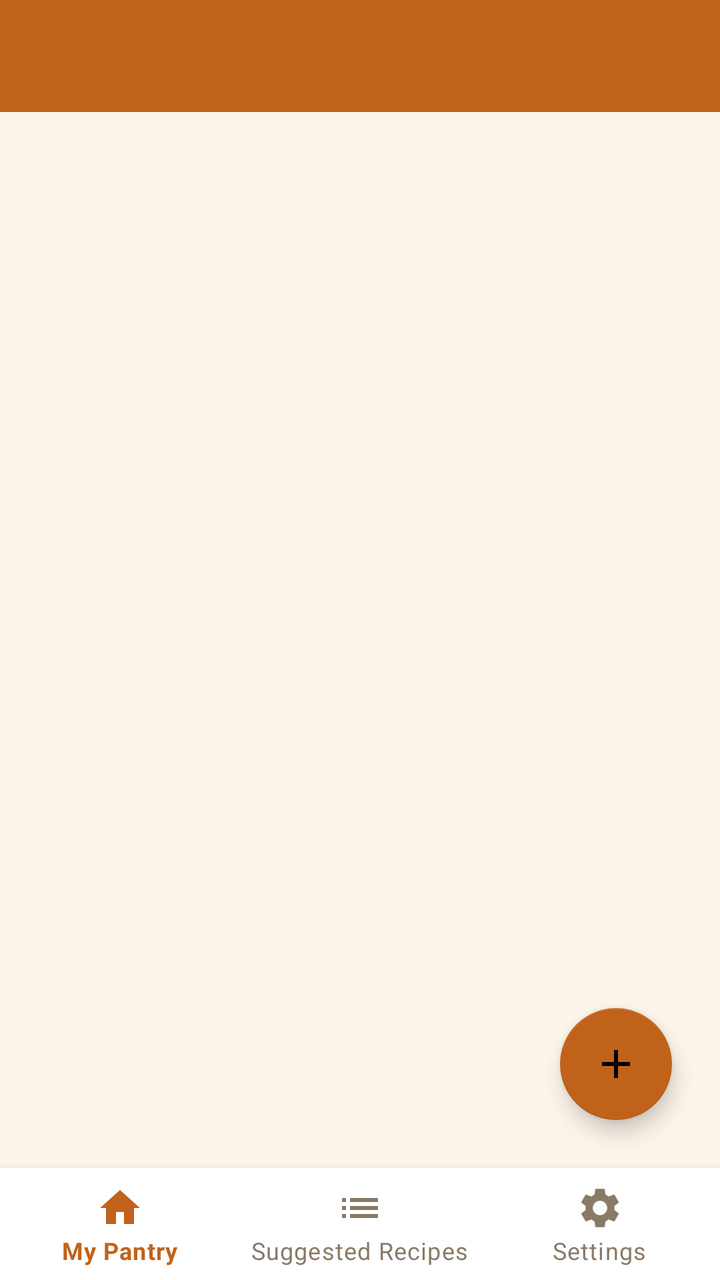
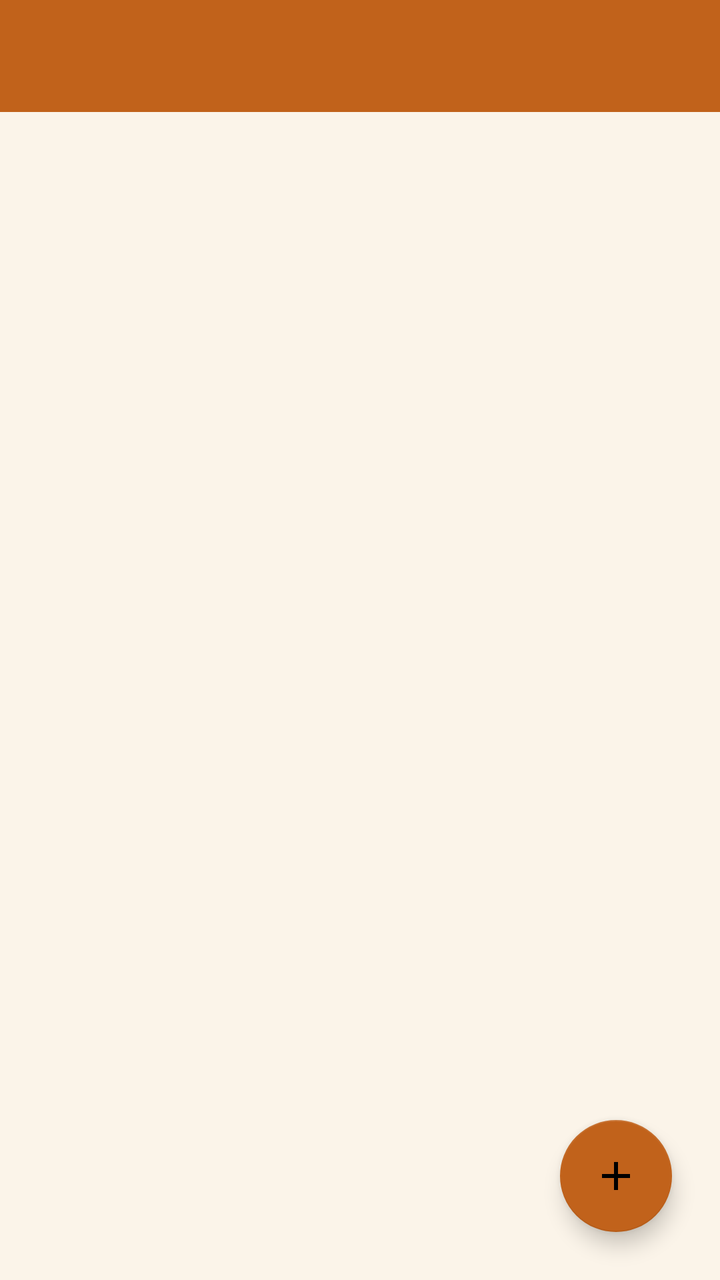

Screens rendered from an Android XML layout before and after an edit, with the pre-edit source and the edit as a unified diff.
<!-- AndroidManifest.xml: application theme Theme.ScrapsToSavory -->
<!-- res/layout/activity_pantry_list.xml -->
<?xml version="1.0" encoding="utf-8"?>
<androidx.constraintlayout.widget.ConstraintLayout xmlns:android="http://schemas.android.com/apk/res/android"
    xmlns:app="http://schemas.android.com/apk/res-auto"
    android:layout_width="match_parent"
    android:layout_height="match_parent"
    android:background="@color/pantry_background">

    <androidx.appcompat.widget.Toolbar
        android:id="@+id/toolbar"
        android:layout_width="match_parent"
        android:layout_height="?attr/actionBarSize"
        android:background="@color/pantry_primary"
        android:title="@string/pantry_list_title"
        android:titleTextColor="@color/white"
        app:layout_constraintTop_toTopOf="parent" />

    <androidx.recyclerview.widget.RecyclerView
        android:id="@+id/recyclerPantryItems"
        android:layout_width="match_parent"
        android:layout_height="0dp"
        android:layout_marginTop="4dp"
        android:clipToPadding="false"
        android:paddingBottom="88dp"
        app:layout_constraintTop_toBottomOf="@id/toolbar"
        app:layout_constraintBottom_toTopOf="@id/bottomNavigation" />

    <TextView
        android:id="@+id/textEmptyPantry"
        android:layout_width="0dp"
        android:layout_height="wrap_content"
        android:layout_marginStart="32dp"
        android:layout_marginEnd="32dp"
        android:gravity="center"
        android:text="@string/empty_pantry_message"
        android:textColor="@color/pantry_text_secondary"
        android:textSize="16sp"
        android:visibility="gone"
        app:layout_constraintBottom_toTopOf="@id/bottomNavigation"
        app:layout_constraintEnd_toEndOf="parent"
        app:layout_constraintStart_toStartOf="parent"
        app:layout_constraintTop_toBottomOf="@id/toolbar" />

    <com.google.android.material.floatingactionbutton.FloatingActionButton
        android:id="@+id/fabAddItem"
        android:layout_width="wrap_content"
        android:layout_height="wrap_content"
        android:layout_marginBottom="24dp"
        android:layout_marginEnd="24dp"
        android:contentDescription="@string/add_item"
        android:src="@drawable/ic_add"
        app:backgroundTint="@color/pantry_primary"
        app:layout_constraintBottom_toTopOf="@id/bottomNavigation"
        app:layout_constraintEnd_toEndOf="parent" />

    <com.google.android.material.bottomnavigation.BottomNavigationView
        android:id="@+id/bottomNavigation"
        android:layout_width="match_parent"
        android:layout_height="wrap_content"
        android:background="@color/pantry_surface"
        app:itemIconTint="@color/bottom_nav_item_color"
        app:itemTextColor="@color/bottom_nav_item_color"
        app:menu="@menu/menu_bottom_nav"
        app:layout_constraintBottom_toBottomOf="parent" />

</androidx.constraintlayout.widget.ConstraintLayout>
<!-- resources referenced by this layout -->
<resources>
  <color name="pantry_background">#FBF4E9</color>
  <color name="pantry_primary">#C1621B</color>
  <color name="pantry_surface">#FFFFFF</color>
  <color name="pantry_text_secondary">#8A7A68</color>
  <color name="white">#FFFFFF</color>
  <!-- drawable ic_add (drawable) -->
  <vector xmlns:android="http://schemas.android.com/apk/res/android"
      android:width="24dp"
      android:height="24dp"
      android:viewportWidth="24"
      android:viewportHeight="24"
      android:tint="#FFFFFF">
      <path
          android:fillColor="@android:color/white"
          android:pathData="M19,13h-6v6h-2v-6H5v-2h6V5h2v6h6v2z" />
  </vector>
  <string name="add_item">Add ingredient</string>
  <string name="empty_pantry_message">Your pantry is empty. Tap + to add your first ingredient.</string>
  <string name="pantry_list_title">My Pantry</string>
  <style name="Theme.ScrapsToSavory" parent="Theme.MaterialComponents.DayNight.NoActionBar">
          <item name="colorPrimary">@color/pantry_primary</item>
          <item name="colorPrimaryDark">@color/pantry_primary_dark</item>
          <item name="colorAccent">@color/pantry_accent</item>
          <item name="android:windowBackground">@color/pantry_background</item>
      </style>
  <color name="pantry_primary_dark">#8F4712</color>
  <color name="pantry_accent">#5C6B2C</color>
</resources>

<!-- the commit's change to res/layout/activity_pantry_list.xml (unified diff, before → after) -->
@@ -1,65 +1,72 @@
 <?xml version="1.0" encoding="utf-8"?>
-<androidx.constraintlayout.widget.ConstraintLayout xmlns:android="http://schemas.android.com/apk/res/android"
+<androidx.drawerlayout.widget.DrawerLayout xmlns:android="http://schemas.android.com/apk/res/android"
     xmlns:app="http://schemas.android.com/apk/res-auto"
+    android:id="@+id/drawerLayout"
     android:layout_width="match_parent"
-    android:layout_height="match_parent"
-    android:background="@color/pantry_background">
+    android:layout_height="match_parent">
 
-    <androidx.appcompat.widget.Toolbar
-        android:id="@+id/toolbar"
+    <androidx.constraintlayout.widget.ConstraintLayout
         android:layout_width="match_parent"
-        android:layout_height="?attr/actionBarSize"
-        android:background="@color/pantry_primary"
-        android:title="@string/pantry_list_title"
-        android:titleTextColor="@color/white"
-        app:layout_constraintTop_toTopOf="parent" />
+        android:layout_height="match_parent"
+        android:background="@color/pantry_background">
 
-    <androidx.recyclerview.widget.RecyclerView
-        android:id="@+id/recyclerPantryItems"
-        android:layout_width="match_parent"
-        android:layout_height="0dp"
-        android:layout_marginTop="4dp"
-        android:clipToPadding="false"
-        android:paddingBottom="88dp"
-        app:layout_constraintTop_toBottomOf="@id/toolbar"
-        app:layout_constraintBottom_toTopOf="@id/bottomNavigation" />
+        <androidx.appcompat.widget.Toolbar
+            android:id="@+id/toolbar"
+            android:layout_width="match_parent"
+            android:layout_height="?attr/actionBarSize"
+            android:background="@color/pantry_primary"
+            android:title="@string/pantry_list_title"
+            android:titleTextColor="@color/white"
+            app:layout_constraintTop_toTopOf="parent" />
 
-    <TextView
-        android:id="@+id/textEmptyPantry"
-        android:layout_width="0dp"
-        android:layout_height="wrap_content"
-        android:layout_marginStart="32dp"
-        android:layout_marginEnd="32dp"
-        android:gravity="center"
-        android:text="@string/empty_pantry_message"
-        android:textColor="@color/pantry_text_secondary"
-        android:textSize="16sp"
-        android:visibility="gone"
-        app:layout_constraintBottom_toTopOf="@id/bottomNavigation"
-        app:layout_constraintEnd_toEndOf="parent"
-        app:layout_constraintStart_toStartOf="parent"
-        app:layout_constraintTop_toBottomOf="@id/toolbar" />
+        <androidx.recyclerview.widget.RecyclerView
+            android:id="@+id/recyclerPantryItems"
+            android:layout_width="match_parent"
+            android:layout_height="0dp"
+            android:layout_marginTop="4dp"
+            android:clipToPadding="false"
+            android:paddingBottom="88dp"
+            app:layout_constraintTop_toBottomOf="@id/toolbar"
+            app:layout_constraintBottom_toBottomOf="parent" />
 
-    <com.google.android.material.floatingactionbutton.FloatingActionButton
-        android:id="@+id/fabAddItem"
-        android:layout_width="wrap_content"
-        android:layout_height="wrap_content"
-        android:layout_marginBottom="24dp"
-        android:layout_marginEnd="24dp"
-        android:contentDescription="@string/add_item"
-        android:src="@drawable/ic_add"
-        app:backgroundTint="@color/pantry_primary"
-        app:layout_constraintBottom_toTopOf="@id/bottomNavigation"
-        app:layout_constraintEnd_toEndOf="parent" />
+        <TextView
+            android:id="@+id/textEmptyPantry"
+            android:layout_width="0dp"
+            android:layout_height="wrap_content"
+            android:layout_marginStart="32dp"
+            android:layout_marginEnd="32dp"
+            android:gravity="center"
+            android:text="@string/empty_pantry_message"
+            android:textColor="@color/pantry_text_secondary"
+            android:textSize="16sp"
+            android:visibility="gone"
+            app:layout_constraintBottom_toBottomOf="parent"
+            app:layout_constraintEnd_toEndOf="parent"
+            app:layout_constraintStart_toStartOf="parent"
+            app:layout_constraintTop_toBottomOf="@id/toolbar" />
 
-    <com.google.android.material.bottomnavigation.BottomNavigationView
-        android:id="@+id/bottomNavigation"
-        android:layout_width="match_parent"
-        android:layout_height="wrap_content"
+        <com.google.android.material.floatingactionbutton.FloatingActionButton
+            android:id="@+id/fabAddItem"
+            android:layout_width="wrap_content"
+            android:layout_height="wrap_content"
+            android:layout_marginBottom="24dp"
+            android:layout_marginEnd="24dp"
+            android:contentDescription="@string/add_item"
+            android:src="@drawable/ic_add"
+            app:backgroundTint="@color/pantry_primary"
+            app:layout_constraintBottom_toBottomOf="parent"
+            app:layout_constraintEnd_toEndOf="parent" />
+
+    </androidx.constraintlayout.widget.ConstraintLayout>
+
+    <com.google.android.material.navigation.NavigationView
+        android:id="@+id/navigationView"
+        android:layout_width="280dp"
+        android:layout_height="match_parent"
+        android:layout_gravity="start"
         android:background="@color/pantry_surface"
-        app:itemIconTint="@color/bottom_nav_item_color"
-        app:itemTextColor="@color/bottom_nav_item_color"
-        app:menu="@menu/menu_bottom_nav"
-        app:layout_constraintBottom_toBottomOf="parent" />
+        app:itemIconTint="@color/nav_item_color"
+        app:itemTextColor="@color/nav_item_color"
+        app:menu="@menu/menu_nav_drawer" />
 
-</androidx.constraintlayout.widget.ConstraintLayout>
+</androidx.drawerlayout.widget.DrawerLayout>
